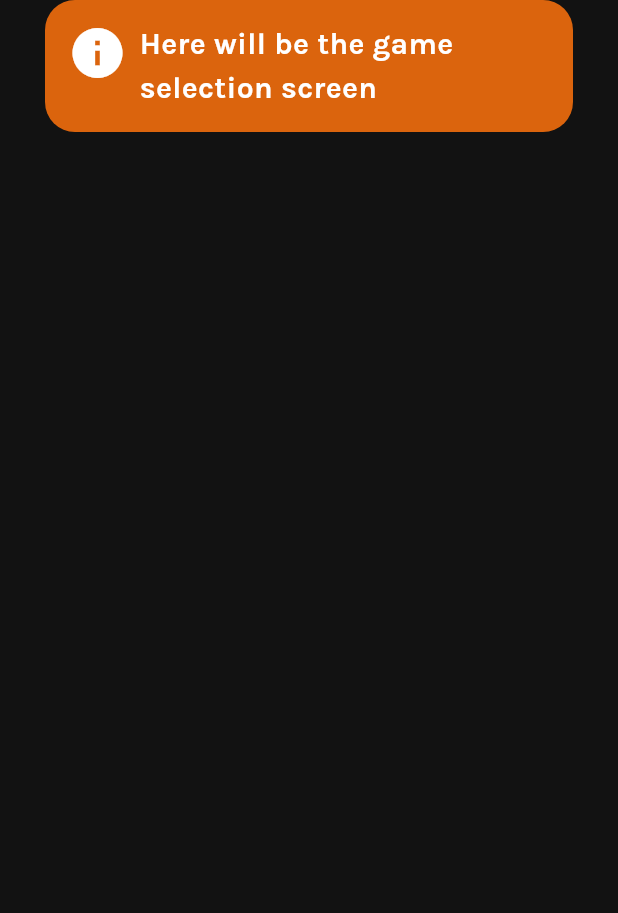
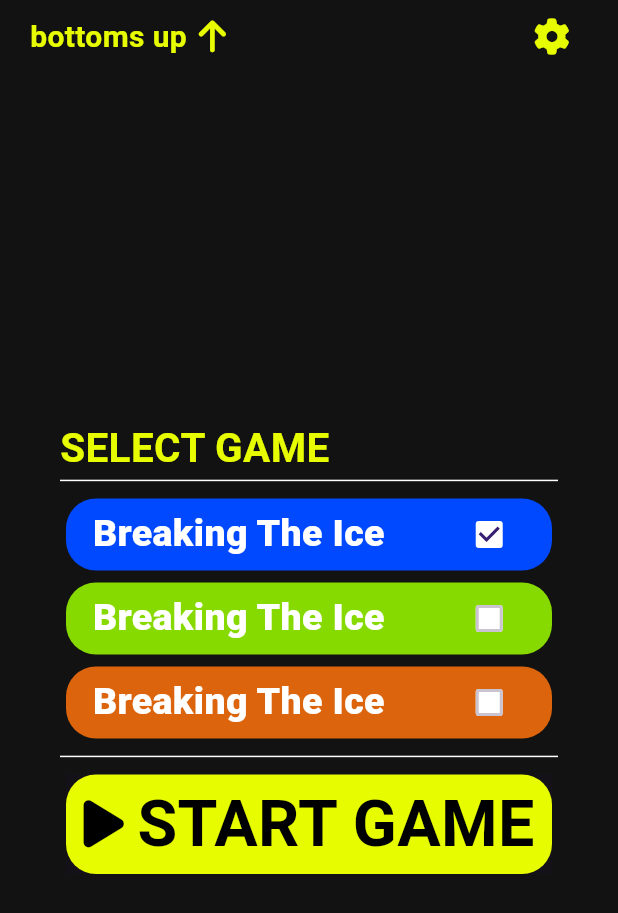
Before and after one commit to Atzetra/bottoms_up, a Flutter app: the GameSelectionScreen screen opened by its route, on a phone screen of 412 x 824 dp. Shown: the top 913 px of the screen. Run offline on Flutter 3.47's test engine with Material 3 defaults, Android fonts, the phone set to English and light mode, and no system bars; our stand-ins replace flutter_hooks, font_awesome_flutter, freezed_annotation, go_router, google_fonts, hooks_riverpod and 1 more; generated files the repository leaves out were written again.

Commit message:
feat: add pack selection screen

```diff
--- a/lib/src/features/game_selection/view/game_selection.dart
+++ b/lib/src/features/game_selection/view/game_selection.dart
@@ -1,22 +1,138 @@
+import 'package:bottoms_up/src/common_widgets/header_text.dart';
 import 'package:bottoms_up/src/common_widgets/home_appbar.dart';
-import 'package:bottoms_up/src/common_widgets/info_square.dart';
+import 'package:bottoms_up/src/core/exports.dart';
+import 'package:bottoms_up/src/features/game_selection/view/game_selection_controller.dart';
+import 'package:bottoms_up/src/router/app_routing.dart';
+import 'package:bottoms_up/src/theming/thema_data.dart' as theme;
 import 'package:flutter/material.dart';
+import 'package:font_awesome_flutter/font_awesome_flutter.dart';
+import 'package:go_router/go_router.dart';
+import 'package:google_fonts/google_fonts.dart';
 import 'package:hooks_riverpod/hooks_riverpod.dart';
-import 'package:bottoms_up/src/theming/thema_data.dart' as theme;
 
-class GameSelectionScreen extends ConsumerWidget {
+class GameSelectionScreen extends StatelessWidget {
   const GameSelectionScreen({super.key});
 
   @override
-  Widget build(BuildContext context, WidgetRef ref) {
+  Widget build(BuildContext context) {
     return ColoredScaffold(
-        body: InfoSquare(
-      body: 'Here will be the game selection screen',
-      leading: const Icon(
-        Icons.info,
-        size: 40,
+      body: Column(
+        crossAxisAlignment: CrossAxisAlignment.start,
+        children: [
+          const HomeAppBar(),
+          Expanded(
+            child: Padding(
+              padding: const EdgeInsets.all(40.0),
+              child: Column(
+                mainAxisAlignment: MainAxisAlignment.center,
+                crossAxisAlignment: CrossAxisAlignment.start,
+                children: [
+                  const HeaderText('SELECT GAME'),
+                  const Divider(
+                    color: Colors.white,
+                  ),
+                  GameTypeCard(
+                    color: theme.blue,
+                    gamePack: GamePack.breakingTheIce,
+                  ),
+                  GameTypeCard(
+                    color: theme.green,
+                    gamePack: GamePack.raisingTheStakes,
+                  ),
+                  GameTypeCard(
+                    color: theme.orange,
+                    gamePack: GamePack.caliente,
+                  ),
+                  const Divider(
+                    color: Colors.white,
+                  ),
+                  HomeButtonFilled(
+                    onTap: () {
+                      context.goNamed(AppRoute.gameScreen.name);
+                    },
+                    color: theme.yellow,
+                    child: Padding(
+                      padding: const EdgeInsets.all(8.0),
+                      child: Row(
+                        children: [
+                          const FaIcon(
+                            FontAwesomeIcons.play,
+                            size: 40,
+                            color: Colors.black,
+                          ),
+                          const SizedBox(
+                            width: 10,
+                          ),
+                          Text(
+                            'START GAME'.hardcoded,
+                            style: GoogleFonts.lexendGiga(
+                              textStyle: const TextStyle(
+                                  fontSize: 48,
+                                  color: Colors.black,
+                                  height: 1,
+                                  fontWeight: FontWeight.w700),
+                            ),
+                          ),
+                        ],
+                      ),
+                    ),
+                  ),
+                ],
+              ),
+            ),
+          )
+        ],
       ),
-      color: theme.orange,
-    ));
+    );
   }
 }
+
+class GameTypeCard extends ConsumerWidget {
+  final Color color;
+
+  final GamePack gamePack;
+  const GameTypeCard({
+    super.key,
+    required this.color,
+    required this.gamePack,
+  });
+
+  @override
+  Widget build(BuildContext context, WidgetRef ref) {
+    final selectedPack = ref.watch(selectedPackProvider);
+
+    return Padding(
+      padding: const EdgeInsets.all(4),
+      child: Container(
+        width: MediaQuery.of(context).size.width * 0.8,
+        decoration: BoxDecoration(
+          color: color,
+          borderRadius: BorderRadius.circular(20),
+        ),
+        child: Row(
+          mainAxisAlignment: MainAxisAlignment.spaceEvenly,
+          children: [
+            const Text(
+              'Breaking The Ice',
+              style: TextStyle(
+                color: Colors.white,
+                fontWeight: FontWeight.w800,
+                fontSize: 25,
+              ),
+            ),
+            const SizedBox(
+              width: 10,
+            ),
+            Checkbox(
+              fillColor: MaterialStateProperty.all(Colors.white),
+              value: selectedPack[gamePack.name],
+              onChanged: (_) {
+                ref.read(selectedPackProvider.notifier).changeGame(gamePack);
+              },
+            )
+          ],
+        ),
+      ),
+    );
+  }
+}
--- /dev/null
+++ b/lib/src/features/game_selection/view/game_selection_controller.dart
@@ -0,0 +1,29 @@
+import 'package:riverpod_annotation/riverpod_annotation.dart';
+
+part 'game_selection_controller.g.dart';
+
+@riverpod
+class SelectedPack extends _$SelectedPack {
+  @override
+  Map<String, bool> build() {
+    return <String, bool>{
+      GamePack.breakingTheIce.name: true,
+      GamePack.raisingTheStakes.name: false,
+      GamePack.caliente.name: false,
+    };
+  }
+
+  void changeGame(GamePack gamePack) {
+    state = <String, bool>{
+      GamePack.breakingTheIce.name: gamePack == GamePack.breakingTheIce,
+      GamePack.raisingTheStakes.name: gamePack == GamePack.raisingTheStakes,
+      GamePack.caliente.name: gamePack == GamePack.caliente,
+    };
+  }
+}
+
+enum GamePack {
+  breakingTheIce,
+  raisingTheStakes,
+  caliente,
+}
```
Also changed, not shown: lib/src/features/game_selection/view/game_selection_controller.g.dart (added).
